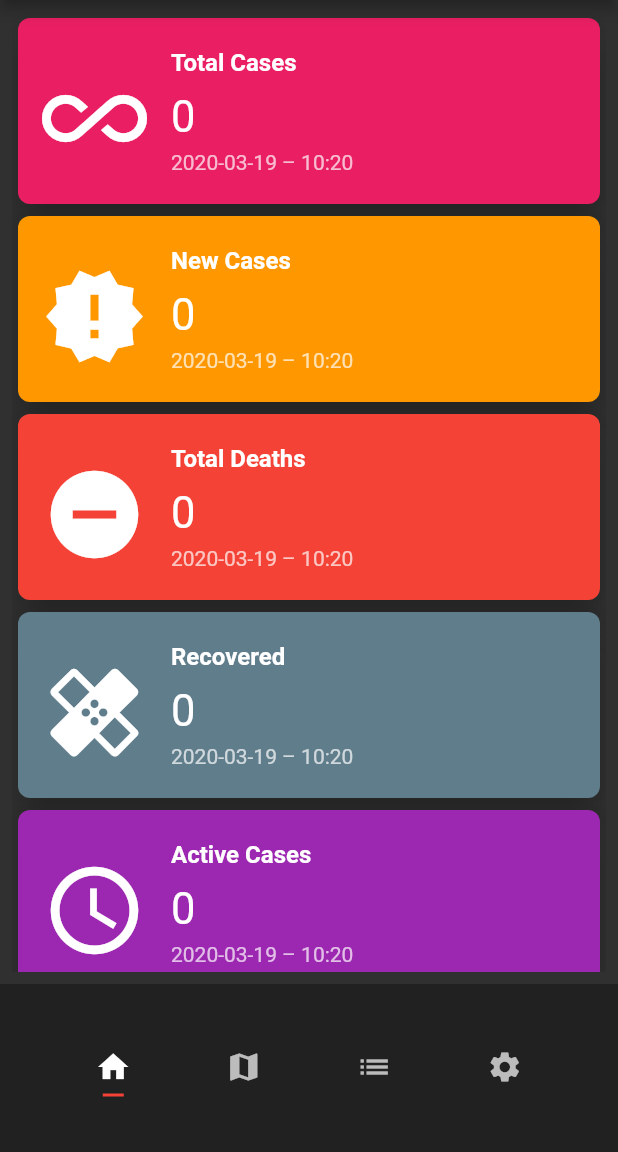
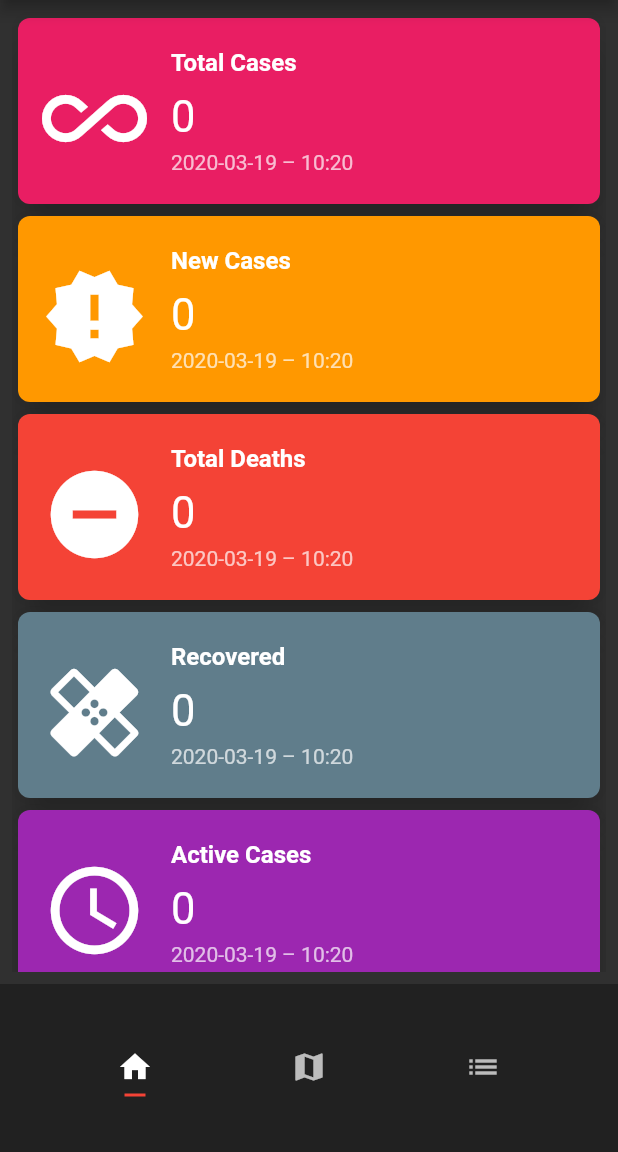
Before and after one commit to GULERTOLGA/netigma_covid, a Flutter app: the screen it shows after launch, on a phone screen of 412 x 824 dp, the part 84-1236 px from its top. Run offline on Flutter 3.47's test engine with Material 2 defaults, Android fonts, the phone set to English and light mode, and no system bars; our stand-ins replace google_maps_flutter; missing offline and left inert: google_maps_cluster_manager; accounts and stored records are empty; network calls fail.

Commit message:
KRMNET-297

```diff
--- a/lib/main.dart
+++ b/lib/main.dart
@@ -4,6 +4,7 @@ import 'package:flutter/material.dart';
 import 'package:intl/intl.dart';
 import 'package:netigma_covid/meta/query_result.dart';
 import 'package:netigma_covid/total_deaths.dart';
+import 'package:url_launcher/url_launcher.dart';
 
 import 'authentication/auth.dart';
 import 'authentication/client_uset.dart';
@@ -118,7 +119,7 @@ class _MyHomePageState extends State<MyHomePage> {
       darkTheme: ThemeData.dark(),
       theme: ThemeData.dark(),
       home: DefaultTabController(
-        length: 4,
+        length: 3,
         child: Scaffold(
           bottomNavigationBar: Container(
             color: ThemeData.dark().primaryColor,
@@ -135,9 +136,7 @@ class _MyHomePageState extends State<MyHomePage> {
                   Tab(
                     icon: new Icon(Icons.list),
                   ),
-                  Tab(
-                    icon: new Icon(Icons.settings),
-                  )
+
                 ],
                 indicatorSize: TabBarIndicatorSize.label,
                 indicatorPadding: EdgeInsets.all(5.0),
@@ -154,25 +153,62 @@ class _MyHomePageState extends State<MyHomePage> {
               padding: EdgeInsets.zero,
               children: <Widget>[
                 DrawerHeader(
-                  child: Text('NETIGMA'),
-                  decoration: BoxDecoration(),
+                  child: Column(
+                    children: <Widget>[
+                      Container(
+                        margin: EdgeInsets.symmetric(vertical: 10),
+                        height: 90,
+
+                        child: Image(
+                          width: 140,
+                            image: AssetImage('assets/images/tick.png')),
+                      ),
+                      Center(
+                          child: Text("Covid19 Outbreak",
+                              style: TextStyle(color: Colors.black45))),
+                    ],
+                  ),
+                  decoration: BoxDecoration(
+                    color:Colors.white
+                  ),
                 ),
                 ListTile(
-                  title: Text('netimga.io'),
+                  title: Text('covid19.netigma.io'),
                   onTap: () {
+                    _launchURL("https://covid19.netigma.io");
                     // Update the state of the app.
                     // ...
                   },
                 ),
                 Divider(),
                 ListTile(
+                  title: Text('netigma.io'),
+                  onTap: () {
+                    // Update the state of the app.
+                    // ...
+                    _launchURL("https://netigma.io");
+                  },
+                ),
+                Divider(),
+                ListTile(
                   title: Text('netcad.com.tr'),
+                  onTap: () {
+                    _launchURL("https://netcad.com.tr");
+
+
+                    // Update the state of the app.
+                    // ...
+                  },
+                ),
+                Divider(),
+
+                ListTile(
+                  title: Center(child: Text('Data by WHO & Wikipedia', style: TextStyle(color: Colors.grey, fontSize: 12),)),
                   onTap: () {
                     // Update the state of the app.
                     // ...
                   },
                 ),
-                Divider(),
               ],
             ),
           ),
@@ -189,12 +225,21 @@ class _MyHomePageState extends State<MyHomePage> {
               ),
               new MapSample(sessionid: sessionID,),
               new TotalDeaths(sessionid: sessionID),
-              new Container(),
+
             ],
           ),
         ),
       ),
     );
+  }
+
+
+  _launchURL(url) async {
+    if (await canLaunch(url)) {
+      await launch(url);
+    } else {
+      throw 'Could not launch $url';
+    }
   }
 
   Widget buildCards() {
--- a/lib/total_deaths.dart
+++ b/lib/total_deaths.dart
@@ -86,7 +86,7 @@ class _TotalDeathsState extends State<TotalDeaths> with AutomaticKeepAliveClient
                 icon: new Text("All Deaths"),
               ),
               Tab(
-                icon: new Text("Recovereds"),
+                icon: new Text("Recovered"),
               )
             ],
             indicatorSize: TabBarIndicatorSize.label,
--- a/pubspec.yaml
+++ b/pubspec.yaml
@@ -25,6 +25,7 @@ dependencies:
   intl: ^0.16.1
   font_awesome_flutter: ^8.2.0
   flutter_cache_manager:
+  url_launcher: ^5.4.2
 
   # The following adds the Cupertino Icons font to your application.
   # Use with the CupertinoIcons class for iOS style icons.
@@ -43,6 +44,7 @@ flutter:
   assets:
     - assets/style.txt
     - assets/flags/
+    - assets/images/
 
   # The following line ensures that the Material Icons font is
   # included with your application, so that you can use the icons in
```
Also changed, not shown: assets/images/tick.png (added), pubspec.lock, 4 other files.
